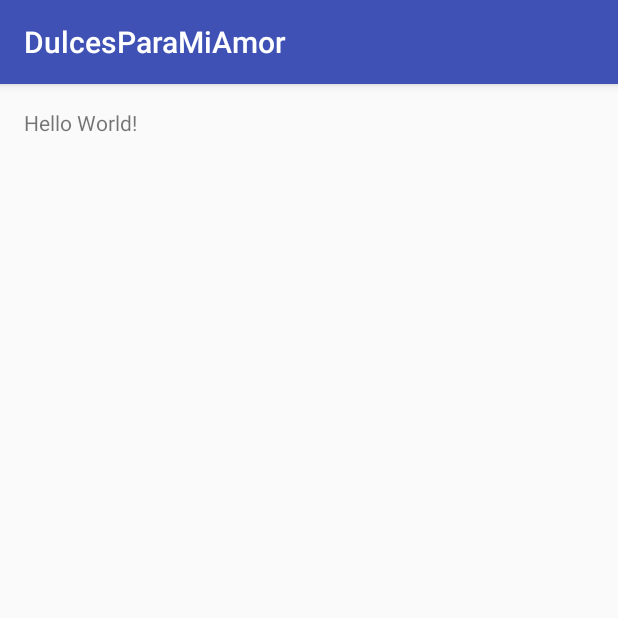
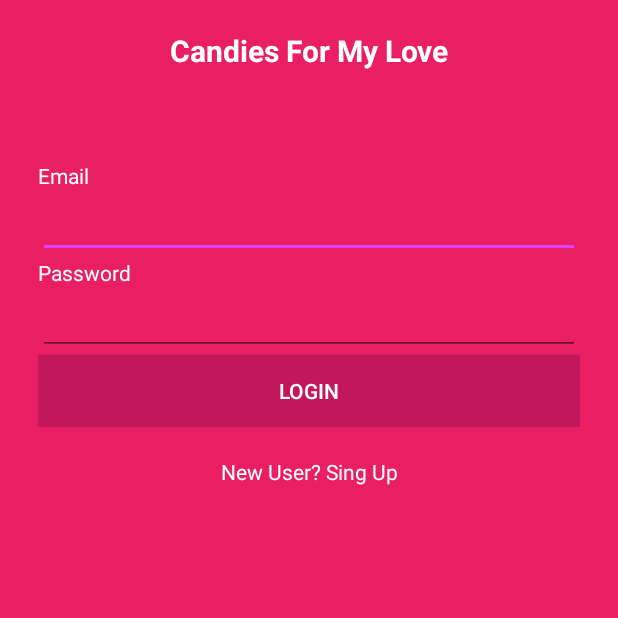
Before and after one commit to futbolsalas15/udistrital-espingsw-informaticaI-dulcesparamiamor-appmovil, an Android app: the screen it shows after launch (MainActivity before the commit, LoginActivity after it), on a phone screen of 412 x 824 dp, the top half of it. Run offline under Robolectric (Android 15) with nearby library versions, the phone set to English and light mode, and no system bars.

Commit message:
cambios se agrega formulario de Login registro y vista registro de amor.

```diff
--- a/app/build.gradle
+++ b/app/build.gradle
@@ -2,7 +2,7 @@ apply plugin: 'com.android.application'
 
 android {
     compileSdkVersion 23
-    buildToolsVersion "23.0.1"
+    buildToolsVersion "23.0.2"
 
     defaultConfig {
         applicationId "co.edu.udistrital.dulcesparamiamor"
--- /dev/null
+++ b/app/src/main/java/co/edu/udistrital/dulcesparamiamor/LoginActivity.java
@@ -0,0 +1,24 @@
+package co.edu.udistrital.dulcesparamiamor;
+
+import android.content.Intent;
+import android.support.v7.app.AppCompatActivity;
+import android.os.Bundle;
+import android.view.View;
+import android.widget.TextView;
+
+public class LoginActivity extends AppCompatActivity {
+    TextView lblsingup ;
+    @Override
+    protected void onCreate(Bundle savedInstanceState) {
+        super.onCreate(savedInstanceState);
+        setContentView(R.layout.activity_login);
+        lblsingup = (TextView)findViewById(R.id.lblsingup);
+
+        lblsingup.setOnClickListener(new View.OnClickListener() {
+            @Override
+            public void onClick(View v) {
+                startActivity(new Intent(LoginActivity.this, RegisterActivity.class));
+            }
+        });
+    }
+}
--- /dev/null
+++ b/app/src/main/res/drawable/button_selecter.xml
@@ -0,0 +1,5 @@
+<?xml version="1.0" encoding="utf-8"?>
+<selector xmlns:android="http://schemas.android.com/apk/res/android">
+    <item android:state_pressed="true" android:drawable="@color/colorAccent"></item>
+    <item android:drawable="@color/colorPrimaryDark"></item>
+</selector>
--- /dev/null
+++ b/app/src/main/res/layout/activity_login.xml
@@ -0,0 +1,81 @@
+<?xml version="1.0" encoding="utf-8"?>
+<LinearLayout xmlns:android="http://schemas.android.com/apk/res/android"
+    xmlns:tools="http://schemas.android.com/tools"
+    android:layout_width="match_parent"
+    android:layout_height="match_parent"
+    android:orientation="vertical"
+    android:background="@color/colorPrimary"
+    tools:context="co.edu.udistrital.dulcesparamiamor.LoginActivity">
+
+    <TextView
+        android:layout_width="match_parent"
+        android:layout_height="wrap_content"
+        android:text="@string/app_name"
+        android:textSize="20dp"
+        android:textColor="@color/textorIcons"
+        android:layout_marginTop="20dp"
+        android:gravity="center"
+        android:textStyle="bold"
+        />
+    <RelativeLayout
+        android:layout_width="match_parent"
+        android:layout_height="wrap_content"
+        android:layout_marginTop="60dp"
+        android:layout_marginLeft="25dp"
+        android:layout_marginRight="25dp"
+        >
+        <TextView
+            android:layout_width="match_parent"
+            android:layout_height="wrap_content"
+            android:text="Email"
+            android:id="@+id/lblemail"
+            android:textColor="@color/textorIcons"
+            />
+        <EditText
+            android:layout_width="match_parent"
+            android:layout_height="wrap_content"
+            android:layout_below="@id/lblemail"
+            android:id="@+id/txtemail"
+            android:textColor="@color/textorIcons"
+            />
+        <TextView
+            android:layout_width="match_parent"
+            android:layout_height="wrap_content"
+            android:id="@+id/lblpassword"
+            android:layout_below="@+id/txtemail"
+            android:text="Password"
+            android:textColor="@color/textorIcons"
+            />
+        <EditText
+            android:layout_width="match_parent"
+            android:layout_height="wrap_content"
+            android:id="@+id/txtpassword"
+            android:layout_below="@id/lblpassword"
+            android:textColor="@color/textorIcons"
+            >
+        </EditText>
+        <Button
+            android:layout_width="match_parent"
+            android:layout_height="wrap_content"
+            android:text="@string/logintext"
+            android:id="@+id/button"
+            android:gravity="center"
+            android:layout_below="@+id/txtpassword"
+            android:background="@drawable/button_selecter"
+            android:textColor="@color/textorIcons"
+            />
+    </RelativeLayout>
+
+
+    <TextView
+        android:layout_width="match_parent"
+        android:layout_height="wrap_content"
+        android:text="@string/singuptext"
+        android:textColor="@color/textorIcons"
+        android:gravity="center"
+        android:id="@+id/lblsingup"
+        android:layout_marginTop="20dp"
+        ></TextView>
+
+
+</LinearLayout>
--- a/app/src/main/res/values/colors.xml
+++ b/app/src/main/res/values/colors.xml
@@ -1,6 +1,11 @@
 <?xml version="1.0" encoding="utf-8"?>
 <resources>
-    <color name="colorPrimary">#3F51B5</color>
-    <color name="colorPrimaryDark">#303F9F</color>
-    <color name="colorAccent">#FF4081</color>
+    <color name="colorPrimary">#E91E63</color>
+    <color name="colorPrimaryDark">#C2185B</color>
+    <color name="colorPrimaryLight">#F8BBD0</color>
+    <color name="colorAccent">#E040FB</color>
+    <color name="textorIcons">#FFFFFF</color>
+    <color name="primaryText">#212121</color>
+    <color name="secondText">#727272</color>
+    <color name="divideColor">#B6B6B6</color>
 </resources>
--- a/app/src/main/res/values/strings.xml
+++ b/app/src/main/res/values/strings.xml
@@ -1,3 +1,7 @@
 <resources>
-    <string name="app_name">DulcesParaMiAmor</string>
+    <string name="app_name">Candies For My Love</string>
+    <string name="logintext">LOGIN</string>
+    <string name="singuptext">New User? Sing Up</string>
+    <string name="btnsingup">SING UP</string>
+    <string name="btnsingupfirst">NEXT</string>
 </resources>
--- a/app/src/main/res/values/styles.xml
+++ b/app/src/main/res/values/styles.xml
@@ -1,7 +1,7 @@
 <resources>
 
     <!-- Base application theme. -->
-    <style name="AppTheme" parent="Theme.AppCompat.Light.DarkActionBar">
+    <style name="AppTheme" parent="Theme.AppCompat.Light.NoActionBar">
         <!-- Customize your theme here. -->
         <item name="colorPrimary">@color/colorPrimary</item>
         <item name="colorPrimaryDark">@color/colorPrimaryDark</item>
--- a/build.gradle
+++ b/build.gradle
@@ -5,7 +5,7 @@ buildscript {
         jcenter()
     }
     dependencies {
-        classpath 'com.android.tools.build:gradle:1.3.0'
+        classpath 'com.android.tools.build:gradle:1.5.0'
 
         // NOTE: Do not place your application dependencies here; they belong
         // in the individual module build.gradle files
```
Also changed, not shown: app/src/main/AndroidManifest.xml (+6 -3 lines), app/src/main/java/co/edu/udistrital/dulcesparamiamor/RegisterActivity.java (added, +24 -0 lines), app/src/main/java/co/edu/udistrital/dulcesparamiamor/RegisterLoverActivity.java (added, +13 -0 lines), app/src/main/res/layout/activity_register.xml (added, +116 -0 lines), app/src/main/res/layout/activity_register_lover.xml (added, +116 -0 lines), 2 other files.
